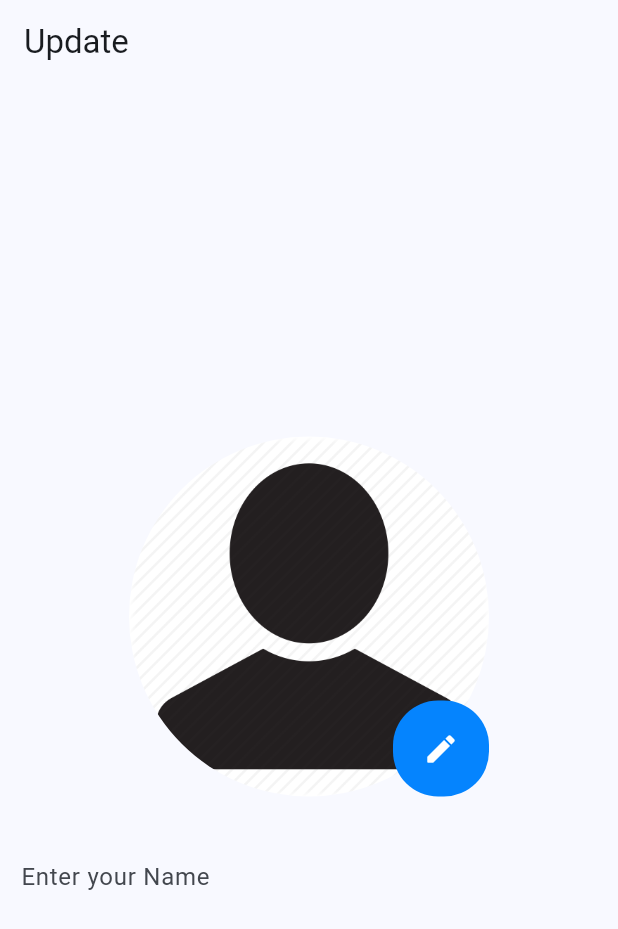
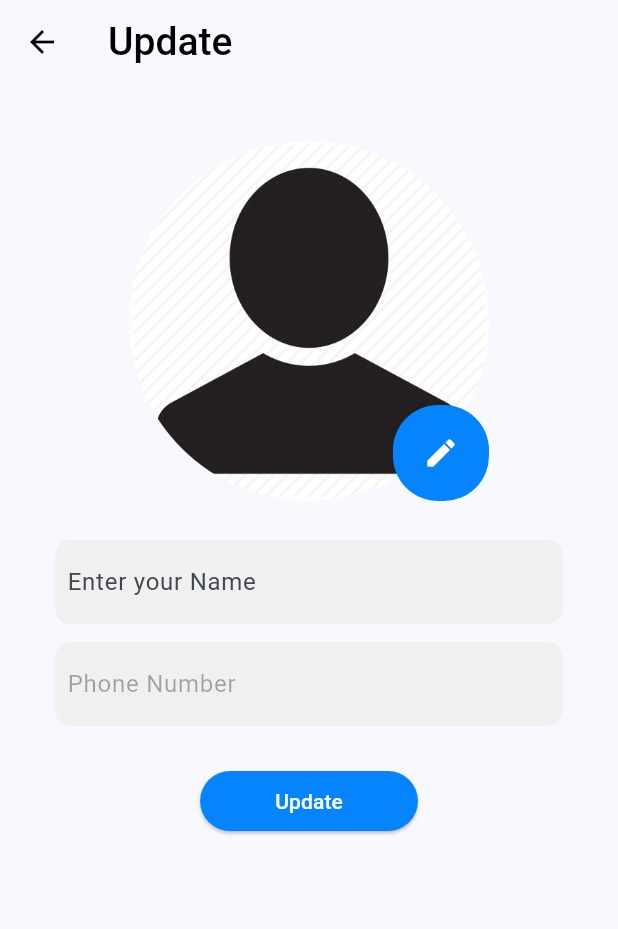
Before and after one commit to params19/livecom, a Flutter app: the screen it shows after launch, on a phone screen of 412 x 824 dp. Shown: the top 929 px of the screen. Run offline on Flutter 3.47's test engine with Material 3 defaults, Android fonts, the phone set to English and light mode, and no system bars; our stand-ins replace cached_network_image, country_code_picker, flutter_local_notifications.

Commit message:
Refactor UpdateProfilePage layout and add back navigation to ProfilePage

```diff
--- a/lib/pages/update_profile_page.dart
+++ b/lib/pages/update_profile_page.dart
@@ -1,5 +1,6 @@
 import 'package:flutter/material.dart';
 import 'package:livecom/constants/color.dart';
+import 'package:livecom/pages/profile_page.dart';
 
 class UpadteProfilePage extends StatefulWidget {
   const UpadteProfilePage({super.key});
@@ -13,9 +14,30 @@ class _UpadteProfilePageState extends State<UpadteProfilePage> {
   Widget build(BuildContext context) {
     return Scaffold(
       appBar: AppBar(
-        title: Text("Update"),
+        leading: IconButton(
+          icon: Icon(Icons.arrow_back, color: Colors.black), // Back button
+          onPressed: () {
+            // Navigates back
+            Navigator.pushReplacement(
+              context,
+              MaterialPageRoute(builder: (context) => ProfilePage()),
+            );
+          },
         ),
-      body: Column(
+        title: Text(
+          "Update",
+          textAlign: TextAlign.left,
+          style: TextStyle(
+            color: Colors.black,
+            fontWeight: FontWeight.w500,
+            fontSize: 26,
+          ),
+        ),
+      ),
+      body: SingleChildScrollView(
+        child: Padding(
+          padding: const EdgeInsets.all(8.0),
+          child: Column(
               mainAxisAlignment: MainAxisAlignment.center,
               crossAxisAlignment: CrossAxisAlignment.center,
               children: [
@@ -49,16 +71,63 @@ class _UpadteProfilePageState extends State<UpadteProfilePage> {
                 SizedBox(
                   height: 20,
                 ),
-            Container(
+                Center(
+                  child: SizedBox(
+                    width: MediaQuery.of(context).size.width * 0.85,
+                    child: Container(
+                      decoration: BoxDecoration(
+                        color: secondary_color,
+                        borderRadius: BorderRadius.circular(10),
+                      ),
                       margin: EdgeInsets.all(6),
                       padding: EdgeInsets.symmetric(horizontal: 8, vertical: 4),
                       child: Expanded(
                           child: TextFormField(
                         decoration: InputDecoration(
-                    border: InputBorder.none, hintText: "Enter your Name"),
+                            border: InputBorder.none,
+                            hintText: "Enter your Name"),
                       )),
+                    ),
+                  ),
+                ),
+                Center(
+                  child: SizedBox(
+                    width: MediaQuery.of(context).size.width * 0.85,
+                    child: Container(
+                      decoration: BoxDecoration(
+                        color: secondary_color,
+                        borderRadius: BorderRadius.circular(10),
+                      ),
+                      margin: EdgeInsets.all(6),
+                      padding: EdgeInsets.symmetric(horizontal: 8, vertical: 4),
+                      child: TextFormField(
+                        enabled: false,
+                        decoration: InputDecoration(
+                            border: InputBorder.none, hintText: "Phone Number"),
+                      ),
+                    ),
+                  ),
+                ),
+                const SizedBox(
+                  height: 20,
+                ),
+                ElevatedButton(
+                  onPressed: () {
+                    // Navigator.pop(context);
+                  },
+                  child: Text("Update"),
+                  style: ElevatedButton.styleFrom(
+                    backgroundColor: primary_blue,
+                    foregroundColor: Colors.white,
+                    padding: EdgeInsets.symmetric(horizontal: 50, vertical: 10),
+                    shape: RoundedRectangleBorder(
+                      borderRadius: BorderRadius.circular(20),
+                    ),
+                  ),
                 )
               ]),
+        ),
+      ),
     );
   }
 }
```
Also changed, not shown: lib/pages/login_page.dart (+0 -21 lines). Lines whose indentation alone changed are shown as unchanged.
